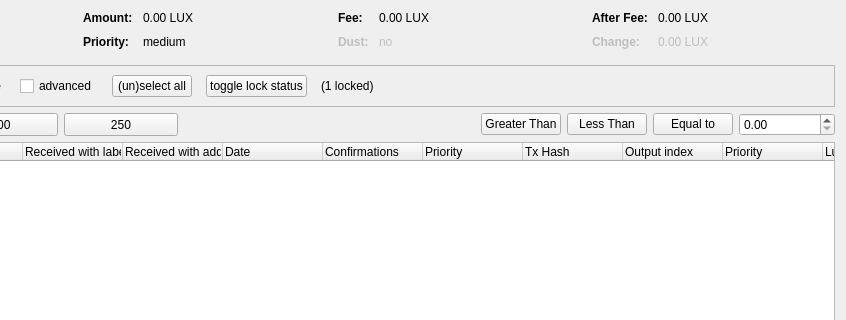
The window that src/qt/forms/coincontroldialog.ui (KingricharVD/astra) describes before a commit, drawn with Qt 5; both pictures show x 189 to 1035 and y 0 to 320 of the 1035 by 500 pixel window.
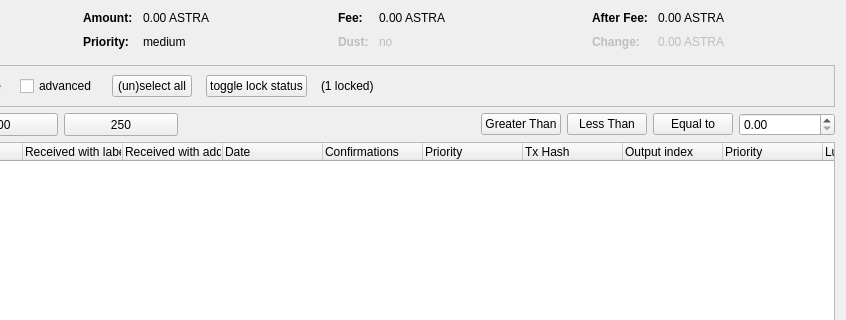
The same window after the commit. Custom widgets are drawn as their Qt base class.

The edit to the form file:
```diff
--- a/src/qt/forms/coincontroldialog.ui
+++ b/src/qt/forms/coincontroldialog.ui
@@ -132,7 +132,7 @@
           <enum>Qt::ActionsContextMenu</enum>
          </property>
          <property name="text">
-          <string notr="true">0.00 LUX</string>
+          <string notr="true">0.00 ASTRA</string>
          </property>
          <property name="textInteractionFlags">
           <set>Qt::LinksAccessibleByMouse|Qt::TextSelectableByKeyboard|Qt::TextSelectableByMouse</set>
@@ -206,7 +206,7 @@
           <enum>Qt::ActionsContextMenu</enum>
          </property>
          <property name="text">
-          <string notr="true">0.00 LUX</string>
+          <string notr="true">0.00 ASTRA</string>
          </property>
          <property name="textInteractionFlags">
           <set>Qt::LinksAccessibleByMouse|Qt::TextSelectableByKeyboard|Qt::TextSelectableByMouse</set>
@@ -286,7 +286,7 @@
           <enum>Qt::ActionsContextMenu</enum>
          </property>
          <property name="text">
-          <string notr="true">0.00 LUX</string>
+          <string notr="true">0.00 ASTRA</string>
          </property>
          <property name="textInteractionFlags">
           <set>Qt::LinksAccessibleByMouse|Qt::TextSelectableByKeyboard|Qt::TextSelectableByMouse</set>
@@ -321,7 +321,7 @@
           <enum>Qt::ActionsContextMenu</enum>
          </property>
          <property name="text">
-          <string notr="true">0.00 LUX</string>
+          <string notr="true">0.00 ASTRA</string>
          </property>
          <property name="textInteractionFlags">
           <set>Qt::LinksAccessibleByMouse|Qt::TextSelectableByKeyboard|Qt::TextSelectableByMouse</set>
```
